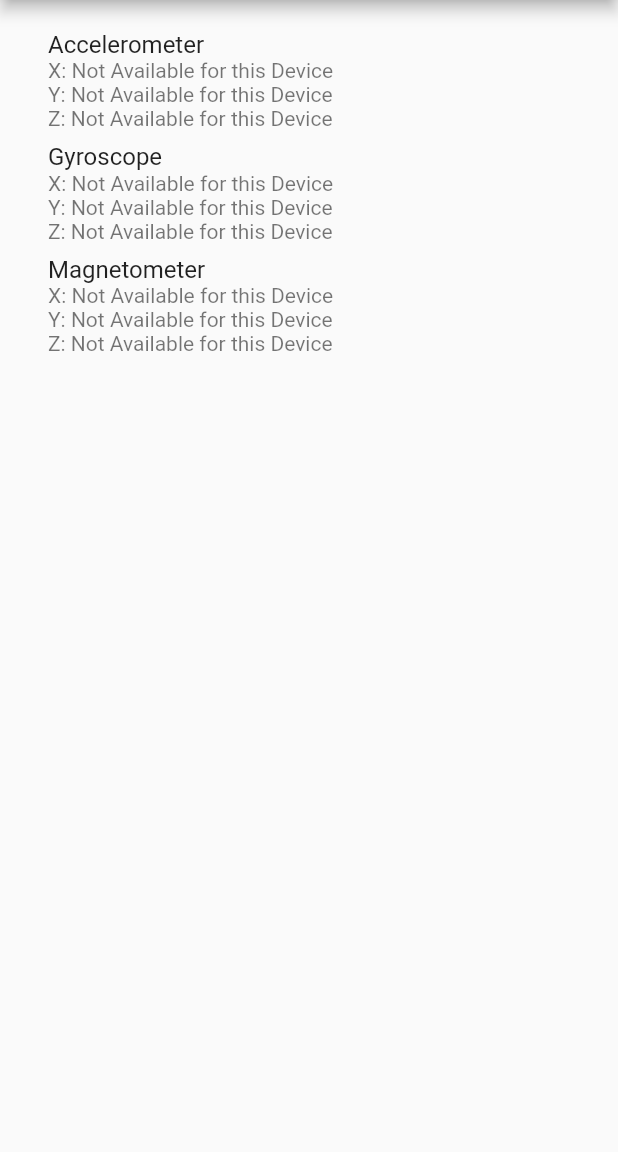
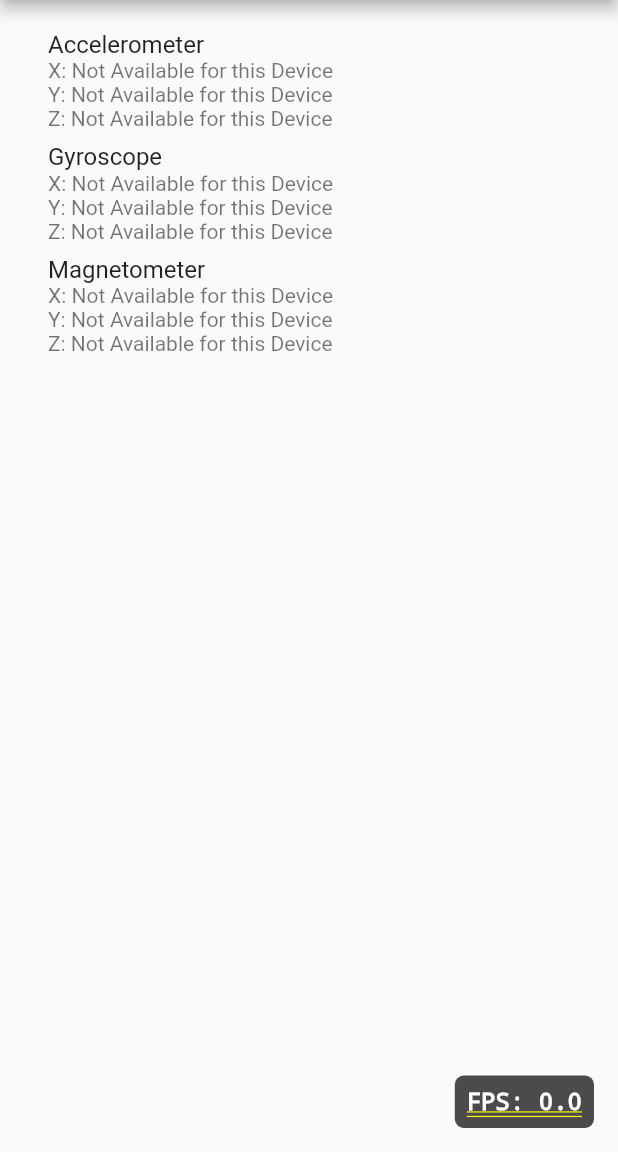
Before and after one commit to jjackson-disney/sensor_app, a Flutter app: the screen it shows after launch, on a phone screen of 412 x 824 dp, the part 84-1236 px from its top. Run offline on Flutter 3.47's test engine with Material 2 defaults, Android fonts, the phone set to English and light mode, and no system bars; our stand-ins replace sensors_plus.

Commit message:
frame rate overlay

```diff
--- a/lib/main.dart
+++ b/lib/main.dart
@@ -1,5 +1,6 @@
 import 'package:flutter/material.dart';
 import 'package:sensors_plus/sensors_plus.dart';
+import 'package:flutter/scheduler.dart';
 
 void main() {
   runApp(MyApp());
@@ -11,12 +12,14 @@ class MyApp extends StatelessWidget {
     return MaterialApp(
       title: 'Sensor App',
       theme: ThemeData(primarySwatch: Colors.blue),
-      home: SensorData(),
+      home: FpsOverlay(child: SensorData()),
     );
   }
 }
 
 class SensorData extends StatefulWidget {
+  SensorData({Key? key}) : super(key: key);
+
   @override
   _SensorDataState createState() => _SensorDataState();
 }
@@ -80,3 +83,65 @@ class _SensorDataState extends State<SensorData> {
     );
   }
 }
+
+class FpsOverlay extends StatefulWidget {
+  final Widget child;
+
+  FpsOverlay({Key? key, required this.child}) : super(key: key);
+
+  @override
+  _FpsOverlayState createState() => _FpsOverlayState();
+}
+
+class _FpsOverlayState extends State<FpsOverlay> {
+  double fps = 0;
+  OverlayEntry? fpsOverlayEntry;
+
+  @override
+  void initState() {
+    super.initState();
+
+    SchedulerBinding.instance!.addTimingsCallback((List<FrameTiming> timings) {
+      double totalFrameTime = 0;
+      for (FrameTiming timing in timings) {
+        totalFrameTime += timing.totalSpan.inMicroseconds;
+      }
+      setState(() {
+        fps = 100000000 / (totalFrameTime / timings.length);
+      });
+    });
+
+    fpsOverlayEntry = OverlayEntry(builder: (context) {
+      return Positioned(
+        bottom: 16,
+        right: 16,
+        child: Container(
+          padding: EdgeInsets.all(8),
+          decoration: BoxDecoration(
+            color: Colors.black.withOpacity(0.7),
+            borderRadius: BorderRadius.circular(6),
+          ),
+          child: Text(
+            'FPS: ${fps.toStringAsFixed(1)}',
+            style: TextStyle(color: Colors.white, fontSize: 16),
+          ),
+        ),
+      );
+    });
+
+    WidgetsBinding.instance!.addPostFrameCallback((_) {
+      Overlay.of(context)?.insert(fpsOverlayEntry!);
+    });
+  }
+
+  @override
+  void dispose() {
+    fpsOverlayEntry?.remove();
+    super.dispose();
+  }
+
+  @override
+  Widget build(BuildContext context) {
+    return widget.child;
+  }
+}
--- a/pubspec.yaml
+++ b/pubspec.yaml
@@ -30,7 +30,7 @@ environment:
 dependencies:
   flutter:
     sdk: flutter
-
+  sensors_plus: ^1.0.0
 
   # The following adds the Cupertino Icons font to your application.
   # Use with the CupertinoIcons class for iOS style icons.
@@ -39,7 +39,6 @@ dependencies:
 dev_dependencies:
   flutter_test:
     sdk: flutter
-  sensors_plus: ^1.0.0
 
   # The "flutter_lints" package below contains a set of recommended lints to
   # encourage good coding practices. The lint set provided by the package is
```
Also changed, not shown: pubspec.lock.
